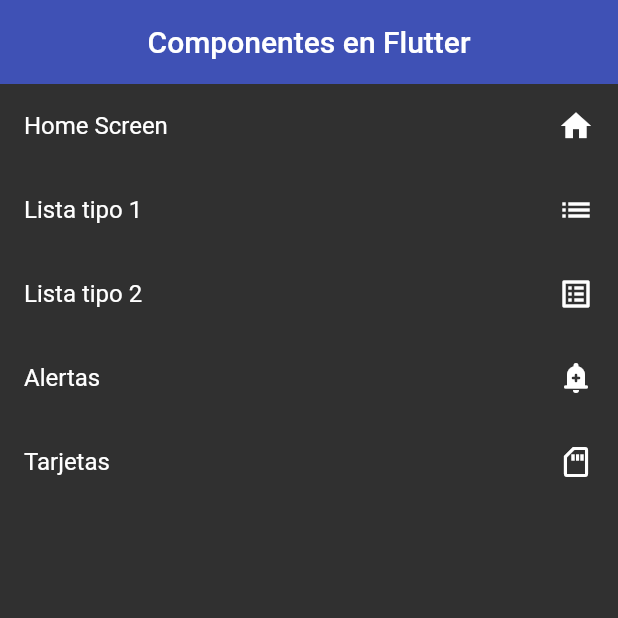
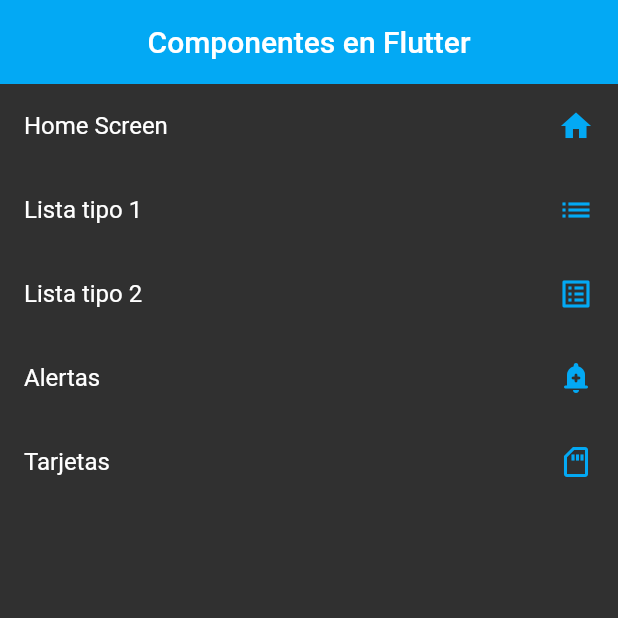
Before and after one commit to apacoder/curso-flutter, a Flutter app: the screen it shows after launch, on a phone screen of 412 x 824 dp, the top half of it. Run offline on Flutter 3.47's test engine with Material 2 defaults, Android fonts, the phone set to English and light mode, and no system bars.

Commit message:
added theme data

```diff
--- a/lib/curso/2_widgets/screens/home_screen.dart
+++ b/lib/curso/2_widgets/screens/home_screen.dart
@@ -1,4 +1,5 @@
 import 'package:examples/curso/2_widgets/screens/widgets.dart';
+import 'package:examples/curso/2_widgets/theme/app_theme.dart';
 import 'package:flutter/material.dart';
 
 class HomeScreen extends StatelessWidget {
@@ -15,7 +16,10 @@
       body: ListView.builder(
         itemBuilder: (context, i) => ListTile(
           title: Text(options[i].name),
-          trailing: Icon(options[i].icon),
+          trailing: Icon(
+            options[i].icon,
+            color: AppTheme.primary,
+          ),
           onTap: () {
             Navigator.pushNamed(context, options[i].route);
           },
--- /dev/null
+++ b/lib/curso/2_widgets/theme/app_theme.dart
@@ -0,0 +1,13 @@
+import 'package:flutter/material.dart';
+
+class AppTheme {
+  static const Color primary = Colors.lightBlue;
+
+  static final ThemeData darkTheme = ThemeData.dark().copyWith(
+    primaryColor: primary,
+    appBarTheme: const AppBarTheme(
+      backgroundColor: primary,
+      elevation: 0,
+    ),
+  );
+}
--- a/lib/main.dart
+++ b/lib/main.dart
@@ -1,4 +1,5 @@
 import 'package:examples/curso/2_widgets/screens/widgets.dart';
+import 'package:examples/curso/2_widgets/theme/app_theme.dart';
 import 'package:flutter/material.dart';
 
 void main() {
@@ -17,11 +18,7 @@
       initialRoute: AppRoute.initialRoute,
       routes: AppRoute.getAppRoutes(),
       onGenerateRoute: AppRoute.onGenerateRoute,
-      theme: ThemeData.dark().copyWith(
-        primaryColor: Colors.indigo,
-        appBarTheme:
-            const AppBarTheme(backgroundColor: Colors.indigo, elevation: 0),
-      ),
+      theme: AppTheme.darkTheme,
     );
   }
 }
```
